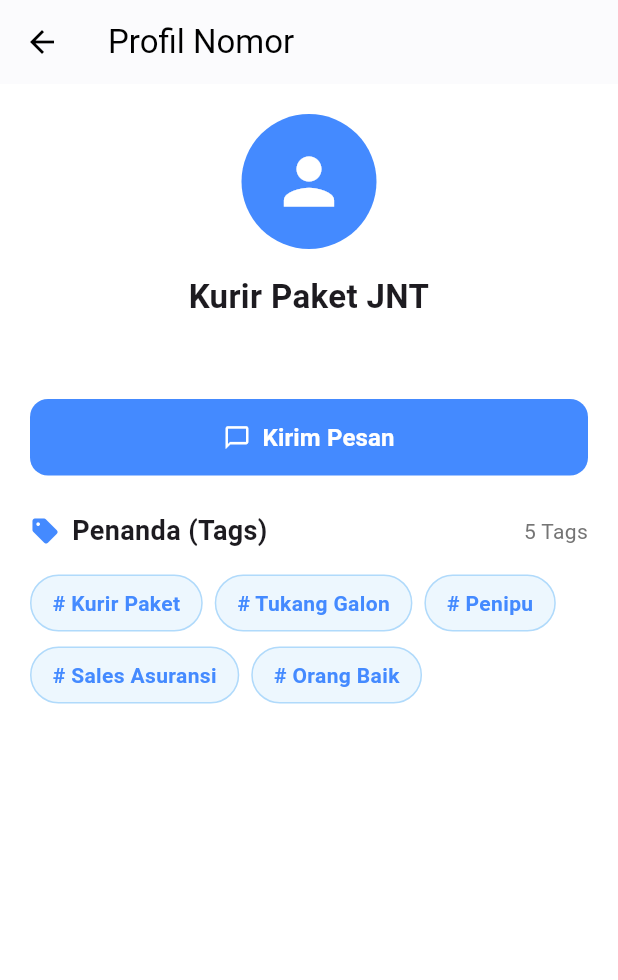
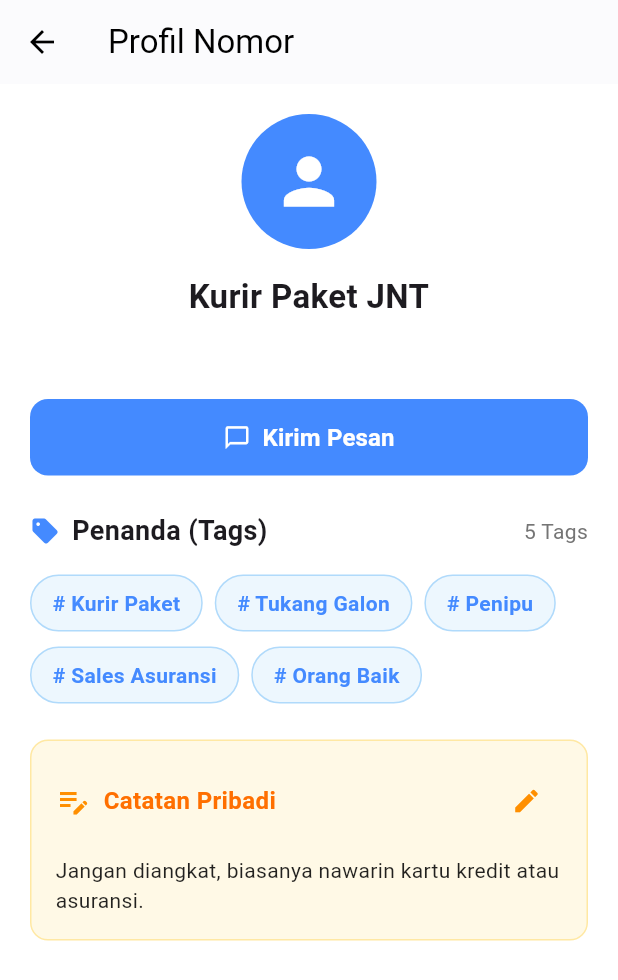
Before and after one commit to ENTERnBACK/mobprog_getcontact, a Flutter app: the SearchedProfileScreen screen opened directly with empty values, on a phone screen of 412 x 824 dp. Shown: the top 980 px of the screen. Run offline on Flutter 3.47's test engine with Material 3 defaults, Android fonts, the phone set to English and light mode, and no system bars; our stand-ins replace image_picker, shared_preferences; accounts and stored records are empty.

Commit message:
feat: add personal note

```diff
--- a/lib/searched_profile/searched_profile_screen.dart
+++ b/lib/searched_profile/searched_profile_screen.dart
@@ -2,6 +2,7 @@
 import 'widgets/profile_summary.dart';
 import 'widgets/tags_section.dart';
 import 'widgets/message_action.dart';
+import 'widgets/personal_note.dart';
 
 class SearchedProfileScreen extends StatelessWidget {
   final String phoneNumber;
@@ -37,6 +38,7 @@
             ),
 
             const SizedBox(height: 24),
+            const PersonalNote(),
 
             const SizedBox(height: 24),
           ],
--- a/lib/searched_profile/widgets/personal_note.dart
+++ b/lib/searched_profile/widgets/personal_note.dart
@@ -0,0 +1,53 @@
+import 'package:flutter/material.dart';
+
+class PersonalNote extends StatelessWidget {
+  const PersonalNote({super.key});
+
+  @override
+  Widget build(BuildContext context) {
+    return Container(
+      padding: const EdgeInsets.all(16.0),
+      decoration: BoxDecoration(
+        color: Colors.amber.withValues(alpha: 0.1),
+        borderRadius: BorderRadius.circular(12),
+        border: Border.all(color: Colors.amber.withValues(alpha: 0.3)),
+      ),
+      child: Column(
+        crossAxisAlignment: CrossAxisAlignment.start,
+        children: [
+          Row(
+            mainAxisAlignment: MainAxisAlignment.spaceBetween,
+            children: [
+              Row(
+                children: [
+                  Icon(Icons.edit_note, color: Colors.amber.shade800),
+                  const SizedBox(width: 8),
+                  Text(
+                    'Catatan Pribadi',
+                    style: TextStyle(
+                      fontSize: 16,
+                      fontWeight: FontWeight.bold,
+                      color: Colors.amber.shade900,
+                    ),
+                  ),
+                ],
+              ),
+              IconButton(
+                constraints: const BoxConstraints(),
+                padding: EdgeInsets.zero,
+                icon: Icon(Icons.edit, size: 20, color: Colors.amber.shade800),
+                onPressed: () {
+                },
+              )
+            ],
+          ),
+          const SizedBox(height: 12),
+          const Text(
+            'Jangan diangkat, biasanya nawarin kartu kredit atau asuransi.',
+            style: TextStyle(color: Colors.black87, height: 1.4),
+          ),
+        ],
+      ),
+    );
+  }
+}
```
